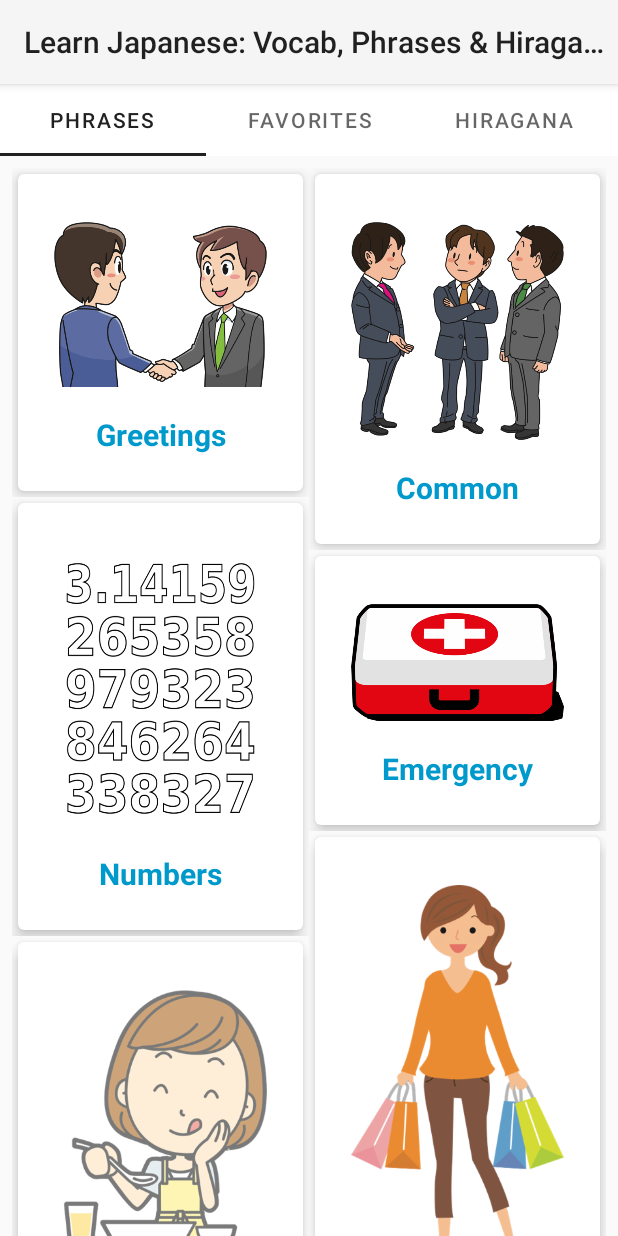
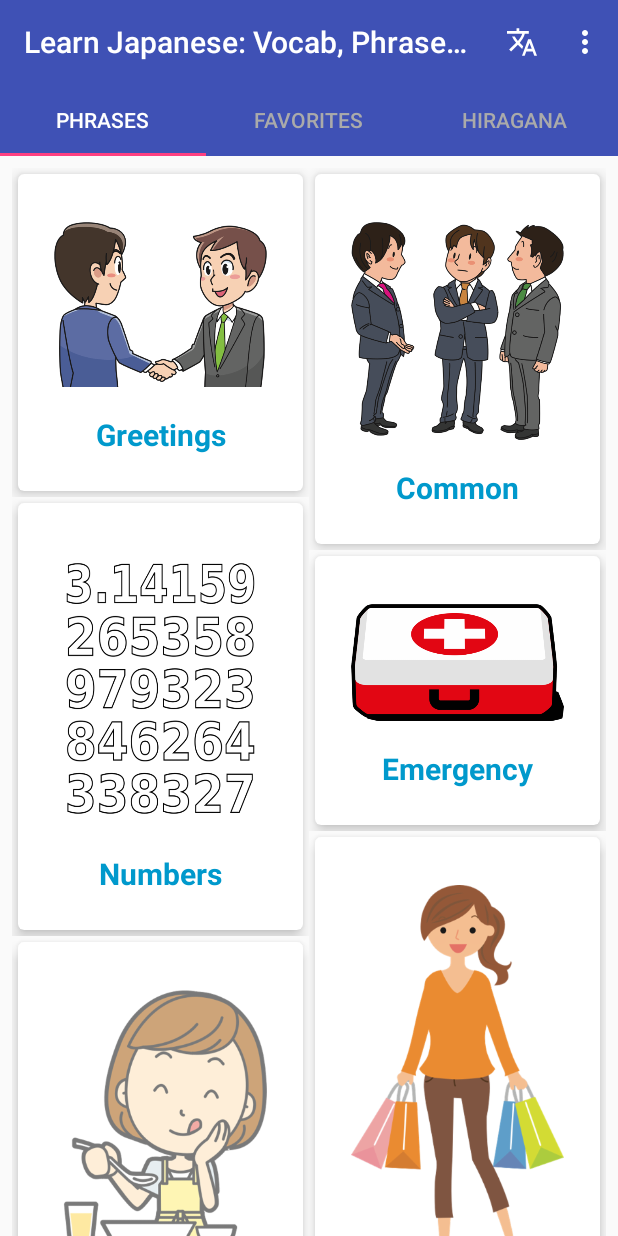
Before and after one commit to gr3y6h0st/BeginnerJapanesePhrases, an Android app: the screen it shows after launch (MainActivity), on a phone screen of 412 x 824 dp. Run offline under Robolectric (Android 15) with nearby library versions, the phone set to English and light mode, and no system bars; our stand-ins replace ButterKnife, Picasso; pictures from the network do not load.

Commit message:
Fixed ToolBar issue not showing action items. Added transtions to Night Mode.

```diff
--- a/src/main/java/com/jaydroid/beginnerleveljapanese/MainActivity.java
+++ b/src/main/java/com/jaydroid/beginnerleveljapanese/MainActivity.java
@@ -3,6 +3,7 @@ package com.jaydroid.beginnerleveljapanese;
 import android.content.Intent;
 import android.os.Bundle;
 import android.view.Menu;
+import android.view.MenuInflater;
 import android.view.MenuItem;
 import androidx.annotation.NonNull;
 import androidx.appcompat.app.AppCompatActivity;
@@ -47,10 +48,10 @@ public class MainActivity extends AppCompatActivity {
     protected void onCreate(Bundle savedInstanceState) {
         super.onCreate(savedInstanceState);
         setContentView(R.layout.activity_main);
+        ButterKnife.bind(this);
 
         setSupportActionBar(toolbar);
 
-        ButterKnife.bind(this);
 
         //Firebase Analytics Instance
         mFirebaseAnalytics = FirebaseAnalytics.getInstance(this);
@@ -110,15 +111,10 @@ public class MainActivity extends AppCompatActivity {
     }
 
     @Override
-    protected void onStop() {
-        super.onStop();
-    }
-
-    @Override
     public boolean onCreateOptionsMenu(Menu menu) {
         // Inflate the menu; this adds items to the action bar if it is present.
-        getMenuInflater().inflate(R.menu.menu_main, menu);
-        menu.getItem(R.id.action_settings).setVisible(true);
+        MenuInflater inflater = getMenuInflater();
+        inflater.inflate(R.menu.menu_main, menu);
         return true;
     }
 
--- /dev/null
+++ b/src/main/res/drawable-anydpi/ic_action_translate.xml
@@ -0,0 +1,13 @@
+<vector xmlns:android="http://schemas.android.com/apk/res/android"
+    android:width="24dp"
+    android:height="24dp"
+    android:viewportWidth="26.4"
+    android:viewportHeight="26.4"
+    android:tint="#FFFFFF">
+  <group android:translateX="1.2"
+      android:translateY="1.2">
+      <path
+          android:fillColor="#FF000000"
+          android:pathData="M12.87,15.07l-2.54,-2.51 0.03,-0.03c1.74,-1.94 2.98,-4.17 3.71,-6.53L17,6L17,4h-7L10,2L8,2v2L1,4v1.99h11.17C11.5,7.92 10.44,9.75 9,11.35 8.07,10.32 7.3,9.19 6.69,8h-2c0.73,1.63 1.73,3.17 2.98,4.56l-5.09,5.02L4,19l5,-5 3.11,3.11 0.76,-2.04zM18.5,10h-2L12,22h2l1.12,-3h4.75L21,22h2l-4.5,-12zM15.88,17l1.62,-4.33L19.12,17h-3.24z"/>
+  </group>
+</vector>
--- a/src/main/res/layout/activity_main.xml
+++ b/src/main/res/layout/activity_main.xml
@@ -7,11 +7,11 @@
     android:layout_width="match_parent"
     android:layout_height="match_parent"
     android:fitsSystemWindows="true"
-    android:theme="@style/Theme.MaterialComponents.DayNight.DarkActionBar"
     tools:context="com.jaydroid.beginnerleveljapanese.MainActivity">
 
     <com.google.android.material.appbar.AppBarLayout
         android:id="@+id/appbar"
+        android:theme="@style/AppTheme.AppBarOverlay"
         android:layout_width="match_parent"
         android:layout_height="wrap_content">
 
@@ -21,8 +21,6 @@
             android:layout_width="match_parent"
             android:layout_height="?attr/actionBarSize"
             android:elevation="4dp"
-            android:background="?attr/colorPrimary"
-            android:theme="@style/AppTheme.NoActionBar"
             app:layout_collapseMode="pin"
             app:layout_scrollFlags="scroll|enterAlwaysCollapsed">
 
--- a/src/main/res/menu/menu_main.xml
+++ b/src/main/res/menu/menu_main.xml
@@ -5,12 +5,12 @@
 
     <item
         android:id="@+id/menu_search_icon"
-        app:showAsAction="ifRoom"
+        app:showAsAction="always"
         android:title="@string/Translator_Search_Icon"
-        android:icon="@drawable/ic_search_white_24dp"/>
+        android:icon="@drawable/ic_action_translate"/>
 
     <item android:id="@+id/action_settings"
         android:title="@string/action_settings"
         android:orderInCategory="100"
-        app:showAsAction="never" />
+        app:showAsAction="collapseActionView" />
 </menu>
--- a/src/main/res/values-night/colors.xml
+++ b/src/main/res/values-night/colors.xml
@@ -4,6 +4,5 @@
     <color name="colorPrimaryDark">#303F9F</color>
     <color name="colorAccent">#FF4081</color>
     <color name="textColorPrimary">#787878</color>
-    <color name="textColorSecondary">#FFF</color>
 
 </resources>
--- a/src/main/res/values/colors.xml
+++ b/src/main/res/values/colors.xml
@@ -4,5 +4,5 @@
     <color name="colorPrimaryDark">#303F9F</color>
     <color name="colorAccent">#FF4081</color>
     <color name="textColorPrimary">#787878</color>
-    <color name="textColorSecondary">#000000</color>
+    <color name="textColorSecondary">#FFF</color>
 </resources>
--- a/src/main/res/values/styles.xml
+++ b/src/main/res/values/styles.xml
@@ -6,16 +6,28 @@
         <item name="colorPrimary">@color/colorPrimary</item>
         <item name="colorPrimaryDark">@color/colorPrimaryDark</item>
         <item name="colorAccent">@color/colorAccent</item>
-        <item name="android:textColorSecondary">@android:color/secondary_text_dark</item>
+        <item name="android:textColorSecondary">@android:color/darker_gray</item>
+        <item name="android:windowAnimationStyle">@style/WindowTransitionAnimation</item>
     </style>
 
     <style name="AppTheme.NoActionBar" parent="Theme.AppCompat.DayNight.NoActionBar"/>
 
-    <style name="AppTheme.AppBarOverlay" parent="ThemeOverlay.AppCompat.Dark.ActionBar" />
+    <style name="AppTheme.AppBarOverlay" parent="ThemeOverlay.AppCompat.Dark.ActionBar">
+        <item name="colorPrimary">@color/colorPrimary</item>
+        <item name="colorPrimaryDark">@color/colorPrimaryDark</item>
+        <item name="colorAccent">@color/colorAccent</item>
+        <item name="android:textColorSecondary">@android:color/darker_gray</item>
+    </style>
 
-    <style name="AppTheme.PopupOverlay" parent="ThemeOverlay.AppCompat.Light" />
+    <style name="AppTheme.PopupOverlay" parent="ThemeOverlay.AppCompat.DayNight.ActionBar">
 
+    </style>
 
+    <style name="WindowTransitionAnimation">
+        <item name="android:windowEnterAnimation">@android:anim/fade_in</item>
+        <item name="android:windowExitAnimation">@android:anim/fade_out</item>
+
+    </style>
 
 
 </resources>
```
Also changed, not shown: src/main/java/com/jaydroid/beginnerleveljapanese/SettingsActivity.java (+12 -12 lines), src/main/java/com/jaydroid/beginnerleveljapanese/data/HiraganaData.java (+13 -1 lines), src/main/res/drawable-hdpi/ic_action_translate.png (added), src/main/res/drawable-mdpi/ic_action_translate.png (added), src/main/res/drawable-xhdpi/ic_action_translate.png (added), src/main/res/drawable-xxhdpi/ic_action_translate.png (added).
